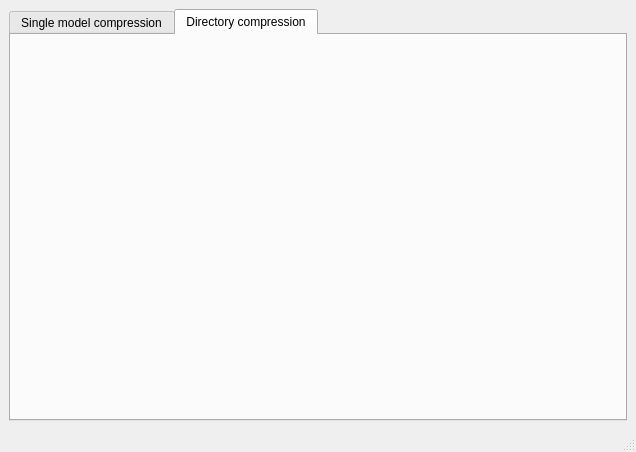
Before: the Qt Designer form tools/texture-compressor/texcompr-gui/forms/mainwindow.ui in maisvendoo/RRS, drawn with Qt 5.
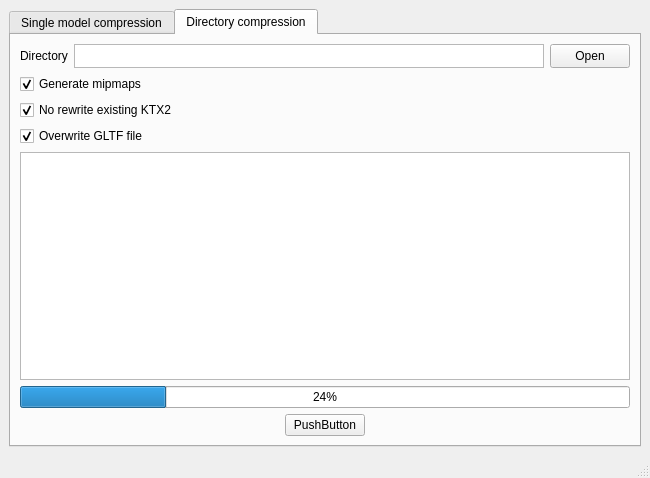
After: the same form once the commit is applied. The open tabs and pages were chosen to show the change.

Commit message: Интерфейс для вкладки конвретации каталога

Patch:
```diff
--- a/tools/texture-compressor/texcompr-gui/forms/mainwindow.ui
+++ b/tools/texture-compressor/texcompr-gui/forms/mainwindow.ui
@@ -6,8 +6,8 @@
    <rect>
     <x>0</x>
     <y>0</y>
-    <width>636</width>
-    <height>452</height>
+    <width>650</width>
+    <height>478</height>
    </rect>
   </property>
   <property name="windowTitle">
@@ -225,6 +225,139 @@
        <attribute name="title">
         <string>Directory compression</string>
        </attribute>
+       <layout class="QVBoxLayout" name="verticalLayout_6">
+        <item>
+         <layout class="QVBoxLayout" name="verticalLayout_5">
+          <item>
+           <layout class="QHBoxLayout" name="horizontalLayout_6">
+            <item>
+             <widget class="QLabel" name="label_3">
+              <property name="maximumSize">
+               <size>
+                <width>16777215</width>
+                <height>24</height>
+               </size>
+              </property>
+              <property name="text">
+               <string>Directory</string>
+              </property>
+             </widget>
+            </item>
+            <item>
+             <widget class="QTextEdit" name="teDirectoryPath">
+              <property name="maximumSize">
+               <size>
+                <width>16777215</width>
+                <height>24</height>
+               </size>
+              </property>
+             </widget>
+            </item>
+            <item>
+             <widget class="QPushButton" name="pbOpenFolder">
+              <property name="maximumSize">
+               <size>
+                <width>16777215</width>
+                <height>24</height>
+               </size>
+              </property>
+              <property name="text">
+               <string>Open</string>
+              </property>
+             </widget>
+            </item>
+           </layout>
+          </item>
+          <item>
+           <layout class="QVBoxLayout" name="verticalLayout_4">
+            <item>
+             <widget class="QCheckBox" name="cbGenMipmapsDir">
+              <property name="text">
+               <string>Generate mipmaps</string>
+              </property>
+              <property name="checked">
+               <bool>true</bool>
+              </property>
+             </widget>
+            </item>
+            <item>
+             <widget class="QCheckBox" name="cbNoRewriteKtxDir">
+              <property name="text">
+               <string>No rewrite existing KTX2</string>
+              </property>
+              <property name="checked">
+               <bool>true</bool>
+              </property>
+             </widget>
+            </item>
+            <item>
+             <widget class="QCheckBox" name="cbOverWriteGltfDir">
+              <property name="text">
+               <string>Overwrite GLTF file</string>
+              </property>
+              <property name="checked">
+               <bool>true</bool>
+              </property>
+             </widget>
+            </item>
+            <item>
+             <widget class="QPlainTextEdit" name="plainTextEdit"/>
+            </item>
+            <item>
+             <widget class="QProgressBar" name="prbCompression">
+              <property name="value">
+               <number>24</number>
+              </property>
+              <property name="textVisible">
+               <bool>true</bool>
+              </property>
+              <property name="invertedAppearance">
+               <bool>false</bool>
+              </property>
+             </widget>
+            </item>
+            <item>
+             <layout class="QHBoxLayout" name="horizontalLayout_7">
+              <item>
+               <spacer name="horizontalSpacer_3">
+                <property name="orientation">
+                 <enum>Qt::Horizontal</enum>
+                </property>
+                <property name="sizeHint" stdset="0">
+                 <size>
+                  <width>40</width>
+                  <height>20</height>
+                 </size>
+                </property>
+               </spacer>
+              </item>
+              <item>
+               <widget class="QPushButton" name="pbCompressDir">
+                <property name="text">
+                 <string>PushButton</string>
+                </property>
+               </widget>
+              </item>
+              <item>
+               <spacer name="horizontalSpacer_4">
+                <property name="orientation">
+                 <enum>Qt::Horizontal</enum>
+                </property>
+                <property name="sizeHint" stdset="0">
+                 <size>
+                  <width>40</width>
+                  <height>20</height>
+                 </size>
+                </property>
+               </spacer>
+              </item>
+             </layout>
+            </item>
+           </layout>
+          </item>
+         </layout>
+        </item>
+       </layout>
       </widget>
      </widget>
     </item>
```
Left out of the diff: 4 changed lines with no effect on the pictures.
